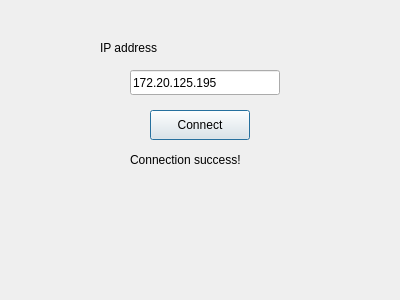
This is Applications/ocra/ui/configDialog.ui in OpenMRI/ocra as Qt 5 draws it before an edit. The edited form follows.
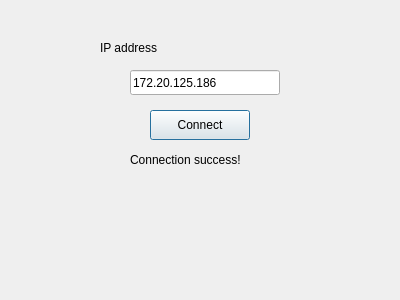
This is the edited form.

Commit message: GUI simplifications, added Z2 and AT

```diff
--- a/Applications/ocra/ui/configDialog.ui
+++ b/Applications/ocra/ui/configDialog.ui
@@ -39,7 +39,7 @@
     <bool>false</bool>
    </property>
    <property name="text">
-    <string>172.20.125.195</string>
+    <string>172.20.125.186</string>
    </property>
   </widget>
   <widget class="QLabel" name="addrLabel">
```
The commit also changes 6 other files.
